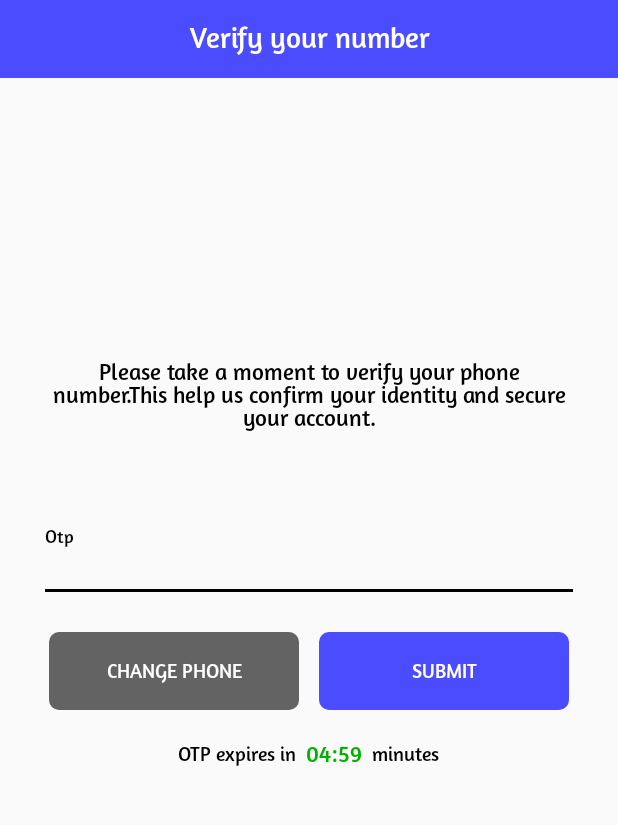
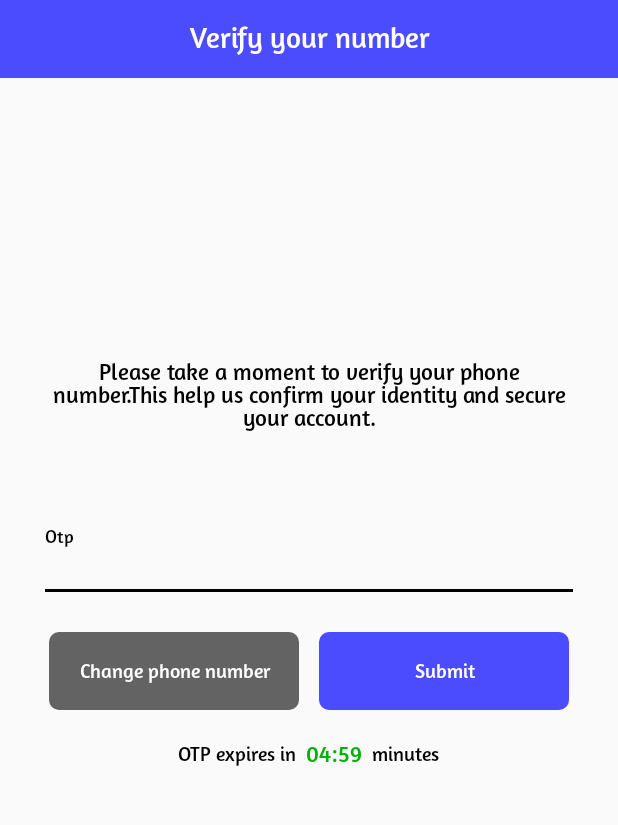
Before and after one commit to sandeepDev7466/ZOE, an Android app: the ValidateOTPActivity screen opened directly, with no data from a screen before it, on a phone screen of 412 x 824 dp, the part 227-1052 px from its top. Run offline under Robolectric (Android 15) with nearby library versions, the phone set to English and light mode, and no system bars; our stand-ins replace sdp/ssp sizes; libraries missing offline, so code that uses them is left out: com.daimajia.numberprogressbar.

Commit message:
Initial commit

```diff
--- a/app/src/main/res/layout/activity_validate_otp.xml
+++ b/app/src/main/res/layout/activity_validate_otp.xml
@@ -112,6 +112,7 @@
                 android:gravity="center"
                 android:text="@string/change_phone"
                 android:textSize="@dimen/_10ssp"
+                android:textAllCaps="false"
                 android:layout_weight=".5"
                 android:layout_margin="@dimen/_5sdp"/>
 
@@ -123,6 +124,7 @@
                 android:gravity="center"
                 android:text="@string/submit"
                 android:textSize="@dimen/_10ssp"
+                android:textAllCaps="false"
                 android:layout_weight=".5"
                 android:layout_margin="@dimen/_5sdp"/>
 
--- a/app/src/main/res/values/strings.xml
+++ b/app/src/main/res/values/strings.xml
@@ -77,7 +77,7 @@
     <string name="we_just_need_your_registered_email_to_send_your_password_reset_function">We just need your registered Email to send your password reset function.</string>
     <string name="verify_your_number">Verify your number</string>
     <string name="otp">Otp</string>
-    <string name="change_phone">Change Phone</string>
+    <string name="change_phone">Change phone number</string>
     <string name="please_take_a_moment_to_verify_your_phone_number_this_help_us_confirm_your_identity_and_secure_your_account">Please take a moment to verify your phone number.This help us confirm your identity and secure your account.</string>
     <string name="otp_expires_in">OTP expires in</string>
     <string name="minutes">minutes</string>
```
Also changed, not shown: 1 other file.
